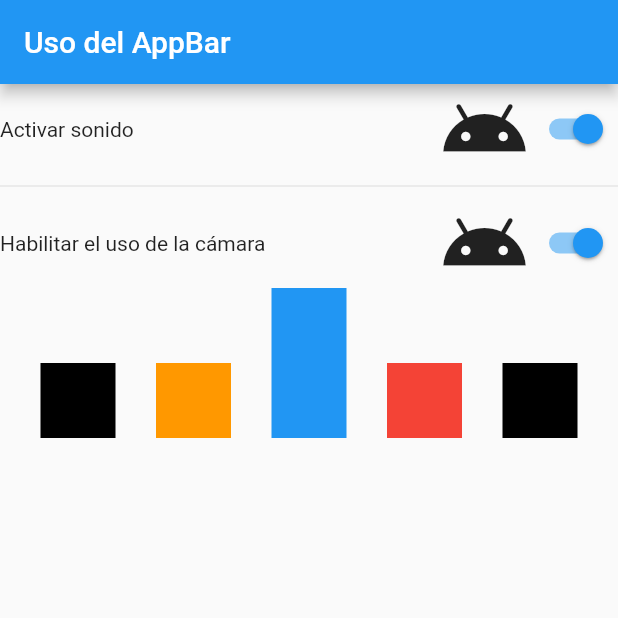
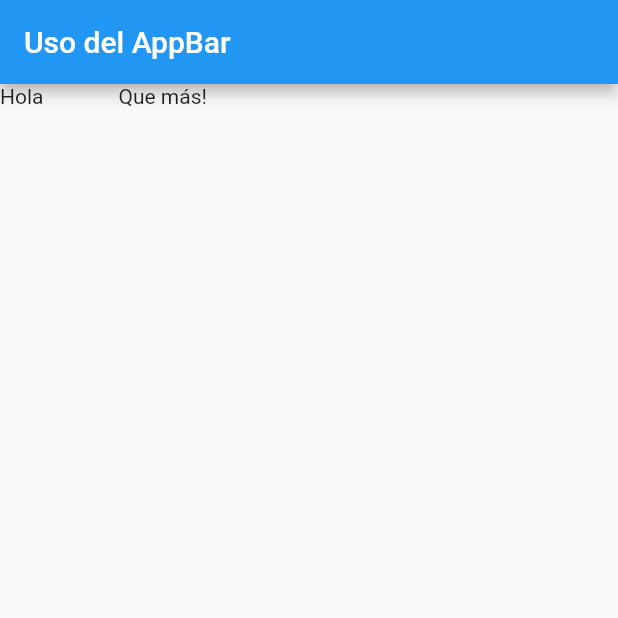
Before and after one commit to GaleanoJorge/my_app_flutter, a Flutter app: the screen it shows after launch, on a phone screen of 412 x 824 dp, the top half of it. Run offline on Flutter 3.47's test engine with Material 2 defaults, Android fonts, the phone set to English and light mode, and no system bars.

```diff
--- a/lib/main.dart
+++ b/lib/main.dart
@@ -11,69 +11,14 @@ class MyApp extends StatelessWidget {
         appBar: AppBar(
           title: Text('Uso del AppBar'),
         ),
-        body: SizedBox(
-          child: Column(
-            children: [
-              Row(
-                children: <Widget>[
-                  Expanded(child: Text('Activar sonido')),
-                  Icon(
-                    Icons.android,
-                    size: 60,
-                  ),
-                  Switch(
-                    value: true,
-                    onChanged: (value) {},
-                  )
-                ],
-              ),
-              Divider(),
-              Row(
-                children: <Widget>[
-                  Expanded(child: Text('Habilitar el uso de la cámara')),
-                  Icon(
-                    Icons.android,
-                    size: 60,
-                  ),
-                  Switch(
-                    value: true,
-                    onChanged: (value) {},
-                  )
-                ],
-              ),
-              Row(
-                mainAxisAlignment: MainAxisAlignment.spaceEvenly,
-                crossAxisAlignment: CrossAxisAlignment.end,
-                children: <Widget>[
-                  Container(
-                    height: 50,
-                    width: 50,
-                    color: Colors.black,
-                  ),
-                  Container(
-                    height: 50,
-                    width: 50,
-                    color: Colors.orange,
-                  ),
-                  Container(
-                    height: 100,
-                    width: 50,
-                    color: Colors.blue,
-                  ),
-                  Container(
-                    height: 50,
-                    width: 50,
-                    color: Colors.red,
-                  ),
-                  Container(
-                    height: 50,
-                    width: 50,
-                    color: Colors.black,
-                  ),
-                ],
-              ),
-            ],
-          ),
+        body: Row(
+          children: <Widget>[
+            Text('Hola'),
+            SizedBox(
+              width: 50,
+            ),
+            Text('Que más!')
+          ],
         ),
       ),
     );
```
